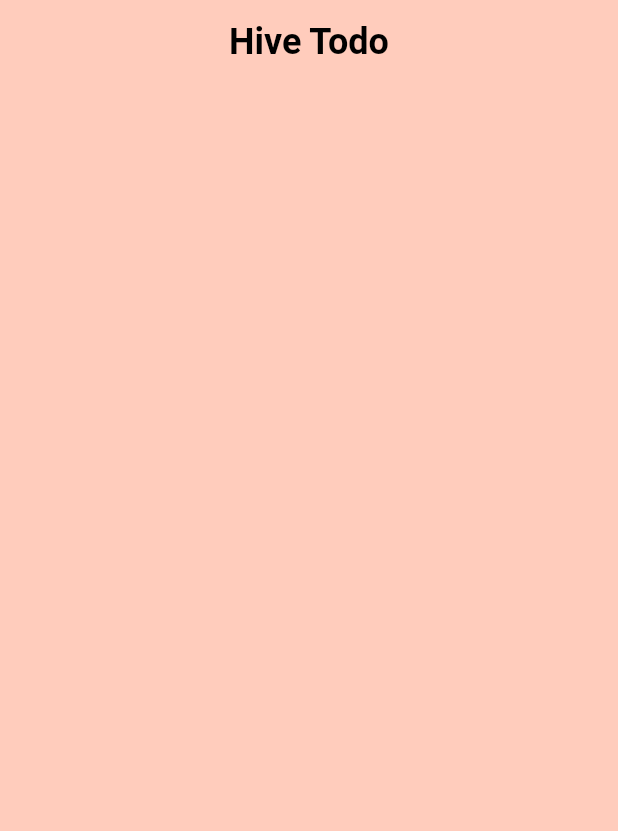
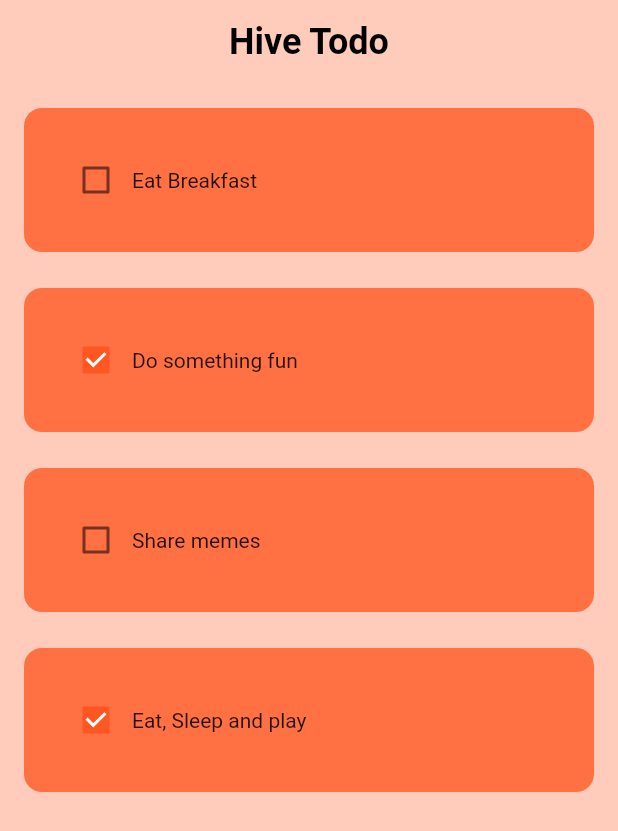
Before and after one commit to KenStarry/Hive_Todo, a Flutter app: the screen it shows after launch, on a phone screen of 412 x 824 dp. Shown: the top 831 px of the screen. Run offline on Flutter 3.47's test engine with Material 2 defaults, Android fonts, the light colour scheme and no system bars.

Commit message:
Added various tasks

```diff
--- /dev/null
+++ b/lib/features/feature_main_screen/domain/models/task.dart
@@ -0,0 +1,10 @@
+class Task {
+  final String taskName;
+  final bool taskCompleted;
+  Function(bool?)? onChanged;
+
+  Task(
+      {required this.taskName,
+      required this.taskCompleted,
+      required this.onChanged});
+}
--- /dev/null
+++ b/lib/features/feature_main_screen/presentation/components/todo_card.dart
@@ -0,0 +1,30 @@
+import 'package:flutter/material.dart';
+
+import '../../domain/models/task.dart';
+
+class TodoCard extends StatelessWidget {
+
+  final Task task;
+
+  const TodoCard({Key? key, required this.task}) : super(key: key);
+
+  @override
+  Widget build(BuildContext context) {
+    return Container(
+      width: double.infinity,
+      padding: const EdgeInsets.all(24),
+      decoration: BoxDecoration(
+        color: Colors.deepOrange.shade400,
+        borderRadius: BorderRadius.circular(12)
+      ),
+      child: Row(
+        children: [
+          //  checkbox
+          Checkbox(value: task.taskCompleted, onChanged: task.onChanged),
+          //  task name
+          Text(task.taskName),
+        ],
+      ),
+    );
+  }
+}
--- a/lib/features/feature_main_screen/presentation/main_screen.dart
+++ b/lib/features/feature_main_screen/presentation/main_screen.dart
@@ -1,6 +1,8 @@
 import 'package:flutter/material.dart';
 import 'package:flutter/services.dart';
+import 'package:hive_todo/features/feature_main_screen/domain/models/task.dart';
 import 'package:hive_todo/features/feature_main_screen/presentation/components/main_appbar.dart';
+import 'package:hive_todo/features/feature_main_screen/presentation/components/todo_card.dart';
 
 class MainScreen extends StatefulWidget {
   const MainScreen({Key? key}) : super(key: key);
@@ -10,6 +12,21 @@ class MainScreen extends StatefulWidget {
 }
 
 class _MainScreenState extends State<MainScreen> {
+
+  late final List<Task> _tasks;
+
+  @override
+  void initState() {
+    super.initState();
+
+    _tasks = [
+      Task(taskName: "Eat Breakfast", taskCompleted: false, onChanged: (p0){}),
+      Task(taskName: "Do something fun", taskCompleted: true, onChanged: (p0){}),
+      Task(taskName: "Share memes", taskCompleted: false, onChanged: (p0){}),
+      Task(taskName: "Eat, Sleep and play", taskCompleted: true, onChanged: (p0){}),
+    ];
+  }
+
   @override
   Widget build(BuildContext context) {
     return AnnotatedRegion(
@@ -19,6 +36,17 @@ class _MainScreenState extends State<MainScreen> {
       child: Scaffold(
         backgroundColor: Colors.deepOrange.shade100,
         appBar: mainAppBar(),
+        body: Padding(
+          padding: const EdgeInsets.all(16),
+          child: ListView.separated(
+            itemCount: _tasks.length,
+            physics: const BouncingScrollPhysics(),
+            itemBuilder: (context, index) {
+              return TodoCard(task: _tasks[index],);
+            },
+            separatorBuilder: (BuildContext context, int index) => SizedBox(height: 24,),
+          ),
+        ),
       ),
     );
   }
```
